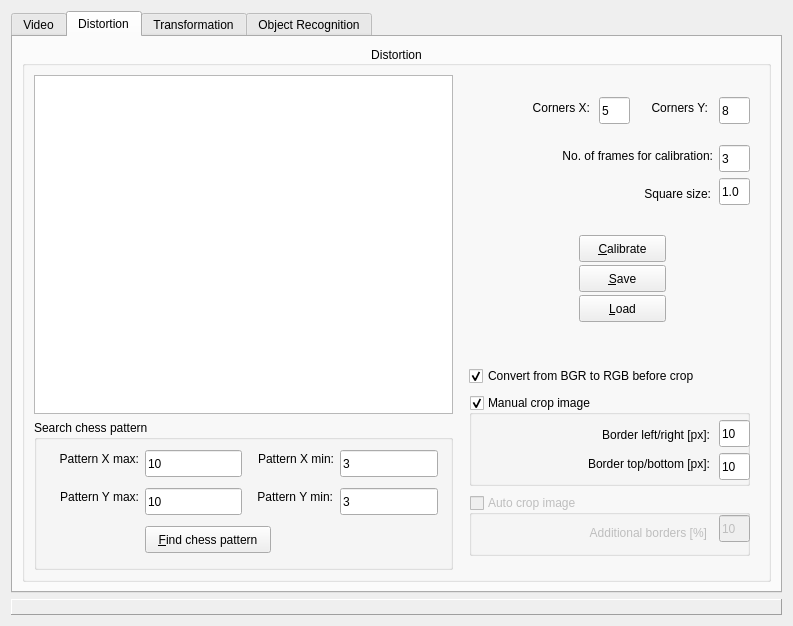
Above: mrVision/src/mrVision/gui/mainGUI.ui from NorthernStars/MR-Vision before the change. Below: the same form after it.
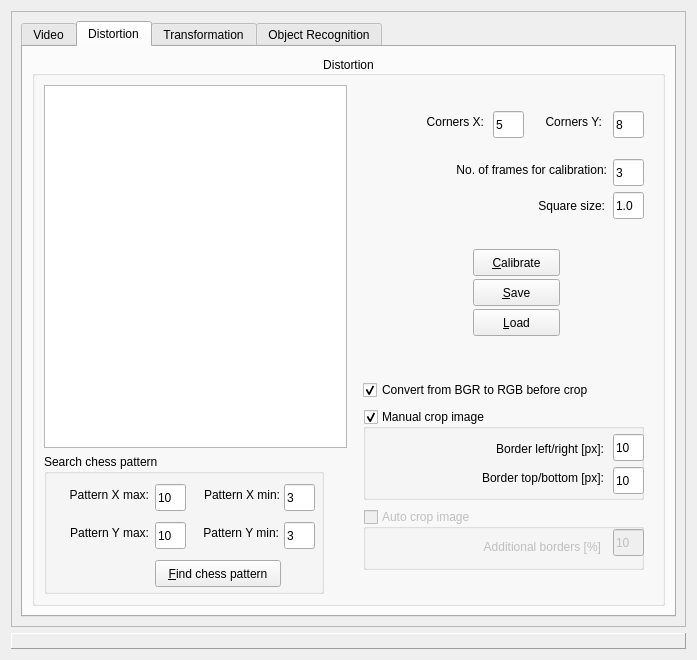
That is the form after the change. The open tabs and pages were chosen to show the change.

Commit message: Made gui resizable and scrollable (due to Eike)

What changed in the file:
```diff
--- a/mrVision/src/mrVision/gui/mainGUI.ui
+++ b/mrVision/src/mrVision/gui/mainGUI.ui
@@ -6,14 +6,48 @@
    <rect>
     <x>0</x>
     <y>0</y>
-    <width>793</width>
-    <height>626</height>
+    <width>697</width>
+    <height>660</height>
    </rect>
   </property>
   <property name="windowTitle">
    <string>mrVision</string>
   </property>
   <layout class="QGridLayout" name="gridLayout">
+   <item row="1" column="0">
+    <widget class="QLabel" name="lblStatus">
+     <property name="frameShape">
+      <enum>QFrame::Panel</enum>
+     </property>
+     <property name="frameShadow">
+      <enum>QFrame::Raised</enum>
+     </property>
+     <property name="lineWidth">
+      <number>1</number>
+     </property>
+     <property name="text">
+      <string/>
+     </property>
+    </widget>
+   </item>
+   <item row="0" column="0">
+    <widget class="QScrollArea" name="scrollArea">
+     <property name="frameShadow">
+      <enum>QFrame::Plain</enum>
+     </property>
+     <property name="widgetResizable">
+      <bool>true</bool>
+     </property>
+     <widget class="QWidget" name="scrollAreaWidgetContents">
+      <property name="geometry">
+       <rect>
+        <x>0</x>
+        <y>0</y>
+        <width>677</width>
+        <height>616</height>
+       </rect>
+      </property>
+      <layout class="QGridLayout" name="gridLayout_5">
    <item row="0" column="0">
     <widget class="QTabWidget" name="tabWidget">
      <property name="currentIndex">
@@ -199,7 +233,7 @@
           <item row="0" column="2" rowspan="4">
            <widget class="QWidget" name="widget" native="true">
             <property name="sizePolicy">
-             <sizepolicy hsizetype="Fixed" vsizetype="Minimum">
+                 <sizepolicy hsizetype="Fixed" vsizetype="Fixed">
               <horstretch>0</horstretch>
               <verstretch>0</verstretch>
              </sizepolicy>
@@ -207,7 +241,7 @@
             <property name="minimumSize">
              <size>
               <width>300</width>
-              <height>0</height>
+                  <height>500</height>
              </size>
             </property>
             <property name="maximumSize">
@@ -344,9 +378,9 @@
              <property name="geometry">
               <rect>
                <x>180</x>
-               <y>110</y>
+                   <y>106</y>
                <width>72</width>
-               <height>17</height>
+                   <height>21</height>
               </rect>
              </property>
              <property name="text">
@@ -613,15 +647,15 @@
           <item row="3" column="0">
            <widget class="QGroupBox" name="grpFindChessPattern">
             <property name="sizePolicy">
-             <sizepolicy hsizetype="MinimumExpanding" vsizetype="Fixed">
+                 <sizepolicy hsizetype="Fixed" vsizetype="Fixed">
               <horstretch>0</horstretch>
               <verstretch>0</verstretch>
              </sizepolicy>
             </property>
             <property name="minimumSize">
              <size>
-              <width>0</width>
-              <height>150</height>
+                  <width>280</width>
+                  <height>140</height>
              </size>
             </property>
             <property name="title">
@@ -630,9 +664,9 @@
             <widget class="QLineEdit" name="txtPatternXMin">
              <property name="geometry">
               <rect>
-               <x>306</x>
+                   <x>240</x>
                <y>30</y>
-               <width>98</width>
+                   <width>31</width>
                <height>27</height>
               </rect>
              </property>
@@ -645,7 +679,7 @@
               <rect>
                <x>111</x>
                <y>68</y>
-               <width>97</width>
+                   <width>31</width>
                <height>27</height>
               </rect>
              </property>
@@ -656,9 +690,9 @@
             <widget class="QLineEdit" name="txtPatternYMin">
              <property name="geometry">
               <rect>
-               <x>306</x>
+                   <x>240</x>
                <y>68</y>
-               <width>98</width>
+                   <width>31</width>
                <height>27</height>
               </rect>
              </property>
@@ -671,7 +705,7 @@
               <rect>
                <x>111</x>
                <y>30</y>
-               <width>97</width>
+                   <width>31</width>
                <height>27</height>
               </rect>
              </property>
@@ -682,10 +716,10 @@
             <widget class="QLabel" name="lblPatternXMin">
              <property name="geometry">
               <rect>
-               <x>214</x>
+                   <x>150</x>
                <y>30</y>
                <width>86</width>
-               <height>17</height>
+                   <height>21</height>
               </rect>
              </property>
              <property name="text">
@@ -711,10 +745,10 @@
             <widget class="QLabel" name="lblPatternYMin">
              <property name="geometry">
               <rect>
-               <x>214</x>
+                   <x>150</x>
                <y>68</y>
                <width>85</width>
-               <height>17</height>
+                   <height>21</height>
               </rect>
              </property>
              <property name="text">
@@ -730,7 +764,7 @@
                <x>17</x>
                <y>30</y>
                <width>88</width>
-               <height>17</height>
+                   <height>21</height>
               </rect>
              </property>
              <property name="text">
@@ -746,7 +780,7 @@
                <x>17</x>
                <y>68</y>
                <width>88</width>
-               <height>17</height>
+                   <height>21</height>
               </rect>
              </property>
              <property name="text">
@@ -891,20 +925,8 @@
      </widget>
     </widget>
    </item>
-   <item row="1" column="0">
-    <widget class="QLabel" name="lblStatus">
-     <property name="frameShape">
-      <enum>QFrame::Panel</enum>
-     </property>
-     <property name="frameShadow">
-      <enum>QFrame::Raised</enum>
-     </property>
-     <property name="lineWidth">
-      <number>1</number>
-     </property>
-     <property name="text">
-      <string/>
-     </property>
+      </layout>
+     </widget>
     </widget>
    </item>
   </layout>
```
Left out of the diff: 2 changed lines with no effect on the pictures. Lines whose indentation alone changed are shown as unchanged. The commit also changes 1 other file.
